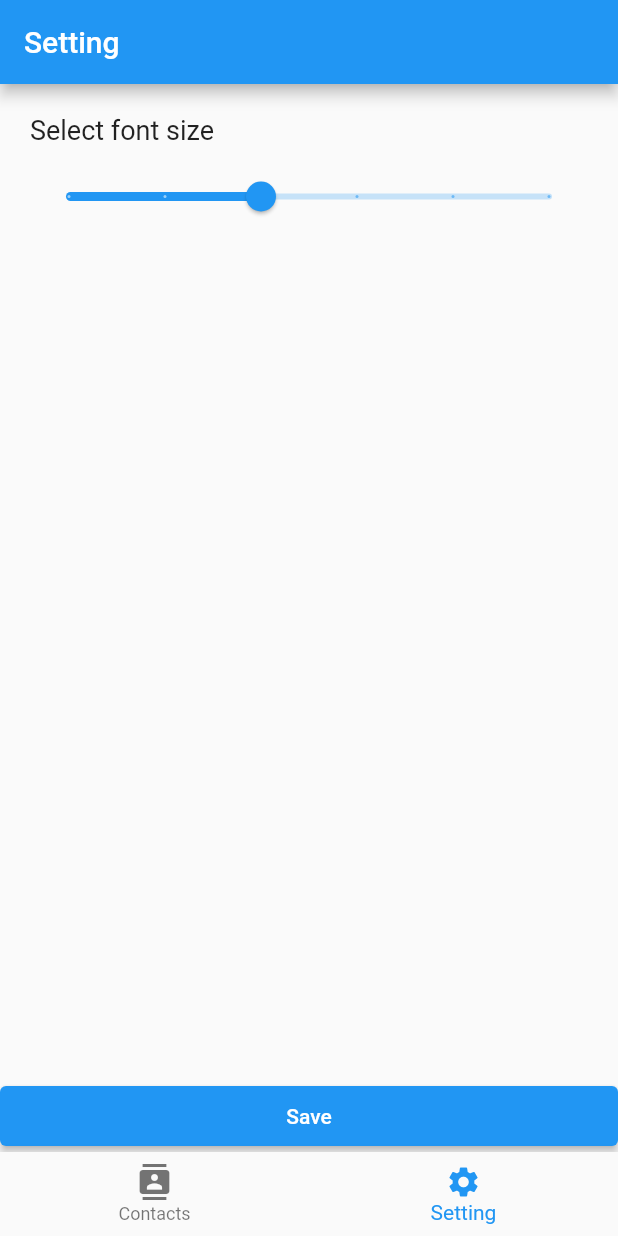
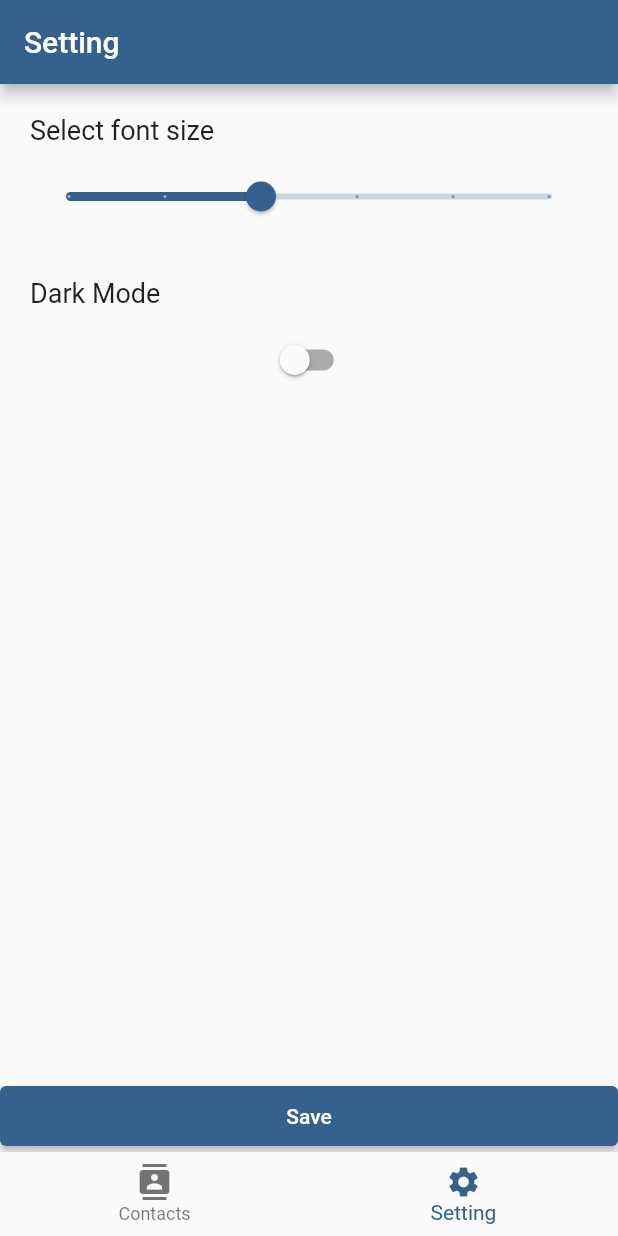
Before and after one commit to melblilblack/demo, a Flutter app: the screen it shows after launch, item 2 of the bottom bar chosen, on a phone screen of 412 x 824 dp. Run offline on Flutter 3.47's test engine with Material 2 defaults, Android fonts, the phone set to English and light mode, and no system bars; our stand-ins replace auto_route, flutter_secure_storage, get_it, injectable.

Commit message:
added color switch

```diff
--- a/lib/main.dart
+++ b/lib/main.dart
@@ -7,6 +7,7 @@ import 'package:untitled/pages/contact_list.dart';
 import 'package:untitled/pages/dashboard_page.dart';
 import 'package:untitled/pages/edit_page.dart';
 import 'package:untitled/pages/setting.dart';
+import 'package:untitled/theme.dart';
 import 'package:untitled/viewmodels/contact_vm.dart';
 import 'package:untitled/main.config.dart';
 
@@ -45,11 +46,20 @@ void main() {
   // setupLocator();
   configureDependencies();
   ContactViewModel vm = GetIt.I<ContactViewModel>();
+  AppTheme theme = GetIt.I<AppTheme>();
   runApp(
-      ChangeNotifierProvider(
-          create: (context) => vm,
-          child: MyApp()
-      )
+      // ChangeNotifierProvider(
+      //     create: (context) => vm,
+      //     child: MyApp()
+      // )
+    MultiProvider(
+      providers: [
+        ChangeNotifierProvider(create: (context) => vm),
+        ChangeNotifierProvider(create: (context) => theme),
+      ],
+      child: MyApp(),
+    ),
+
   );
 }
 
@@ -61,9 +71,14 @@ class MyApp extends StatelessWidget {
   // This widget is the root of your application.
   @override
   Widget build(BuildContext context) {
-    return MaterialApp.router(
-      routerDelegate: _appRouter.delegate(),
-      routeInformationParser: _appRouter.defaultRouteParser(),
+    return Consumer<AppTheme>(
+        builder: (context, theme, child){
+          return MaterialApp.router(
+              routerDelegate: _appRouter.delegate(),
+              routeInformationParser: _appRouter.defaultRouteParser(),
+              theme: theme.theme
+          );
+        }
     );
   }
 }
--- a/lib/pages/dashboard_page.dart
+++ b/lib/pages/dashboard_page.dart
@@ -3,7 +3,6 @@ import 'package:flutter/material.dart';
 import 'package:untitled/main.gr.dart';
 
 class DashboardPage extends StatelessWidget {
-  final double size = 15;
 
   const DashboardPage({super.key});
   @override
@@ -12,9 +11,9 @@ class DashboardPage extends StatelessWidget {
       // list of your tab routes
       // routes used here must be declaraed as children
       // routes of /dashboard
-      routes: [
-        ContactListRoute(size: size),
-        SettingRoute(size: size),
+      routes: const [
+        ContactListRoute(),
+        SettingRoute(),
       ],
       builder: (context, child, animation) {
         // obtain the scoped TabsRouter controller using context
--- a/lib/pages/setting.dart
+++ b/lib/pages/setting.dart
@@ -1,12 +1,11 @@
-import 'package:auto_route/auto_route.dart';
 import 'package:flutter/material.dart';
-import 'package:untitled/main.gr.dart';
+import 'package:get_it/get_it.dart';
+
+import '../theme.dart';
 
 class SettingPage extends StatefulWidget {
 
-  final double size;
-
-  const SettingPage(this.size, {super.key});
+  const SettingPage({super.key});
 
   @override
   State<SettingPage> createState() => _SettingPageState();
@@ -14,10 +13,13 @@ class SettingPage extends StatefulWidget {
 
 class _SettingPageState extends State<SettingPage> {
   double? _currentSliderValue;
+  bool? dark;
 
   @override
   Widget build(BuildContext context) {
-    _currentSliderValue =_currentSliderValue ?? widget.size;
+    _currentSliderValue =_currentSliderValue ?? Theme.of(context).textTheme.bodyMedium!.fontSize;
+    dark = dark ?? false;
+    AppTheme theme = GetIt.I<AppTheme>();
     return Scaffold(
       appBar: AppBar(
         title: const Text("Setting"),
@@ -55,6 +57,36 @@ class _SettingPageState extends State<SettingPage> {
             //   decoration: const InputDecoration(hintText: 'Font Size'),
             // ),
           ),
+          const Padding(
+            padding: EdgeInsets.fromLTRB(20, 20, 20, 0),
+            child: Align(
+              alignment: Alignment.centerLeft,
+              child: Text(
+                "Dark Mode",
+                style: TextStyle(
+                    fontSize: 18
+                ),
+              ),
+            ),
+          ),
+          Padding(
+            padding: const EdgeInsets.fromLTRB(20,10,20,10),
+            child: Switch(
+              // This bool value toggles the switch.
+              value: dark!,
+              activeColor: Colors.black,
+              onChanged: (bool value) {
+                // This is called when the user toggles the switch.
+                setState(() {
+                  dark = value;
+                });
+              },
+            )
+            // TextField(
+            //   controller: widget._sizeController,
+            //   decoration: const InputDecoration(hintText: 'Font Size'),
+            // ),
+          ),
           Expanded(
             child: Align(
               alignment: Alignment.bottomCenter,
@@ -63,9 +95,14 @@ class _SettingPageState extends State<SettingPage> {
                   minimumSize: const Size.fromHeight(40), // fromHeight use double.infinity as width and 40 is the height
                 ),
                 onPressed: () {
-                  AutoRouter.of(context).navigate(ContactListRoute(
-                      size: double.parse(_currentSliderValue!.toString())));
-                },
+                  //Theme.of(context).textTheme.bodyMedium = TextStyle(fontSize: _currentSliderValue);
+                    theme.updateFontSize(_currentSliderValue);
+                    if (dark == true) {
+                      theme.updateColor(Brightness.dark);
+                    }else{
+                      theme.updateColor(Brightness.light);
+                    }
+                  },
                 child: const Text('Save'),
               ),
             ),
--- /dev/null
+++ b/lib/theme.dart
@@ -0,0 +1,26 @@
+import 'package:flutter/material.dart';
+import 'package:injectable/injectable.dart';
+
+@Singleton()
+class AppTheme extends ChangeNotifier{
+  ThemeData theme = ThemeData(
+    textTheme: const TextTheme(
+      bodyMedium: TextStyle(
+        fontSize: 15
+      )
+    ),
+    colorScheme: ColorScheme.fromSeed(seedColor: Colors.blue, brightness: Brightness.light)
+  );
+
+  updateFontSize(size){
+    // theme = Theme.of(context).copyWith(textTheme: Theme.of(context).textTheme.copyWith(bodyMedium: Theme.of(context).textTheme.bodyMedium!.copyWith(fontSize: _currentSliderValue)));
+    theme = theme.copyWith(textTheme: theme.textTheme.copyWith(bodyMedium: theme.textTheme.bodyMedium!.copyWith(fontSize: size)));
+    notifyListeners();
+  }
+
+  updateColor(brightness){
+    // theme = Theme.of(context).copyWith(textTheme: Theme.of(context).textTheme.copyWith(bodyMedium: Theme.of(context).textTheme.bodyMedium!.copyWith(fontSize: _currentSliderValue)));
+    theme = theme.copyWith(colorScheme: ColorScheme.fromSeed(seedColor: Colors.blue, brightness: brightness));
+    notifyListeners();
+  }
+}
--- a/lib/viewmodels/contact_vm.dart
+++ b/lib/viewmodels/contact_vm.dart
@@ -1,6 +1,6 @@
 import 'dart:async';
 
-import 'package:flutter/cupertino.dart';
+import 'package:flutter/material.dart';
 import 'package:injectable/injectable.dart';
 import 'package:untitled/models/contact.dart';
 import 'package:flutter_secure_storage/flutter_secure_storage.dart';
```
Also changed, not shown: lib/pages/contact_list.dart (+15 -10 lines), lib/main.config.dart, lib/main.gr.dart.
